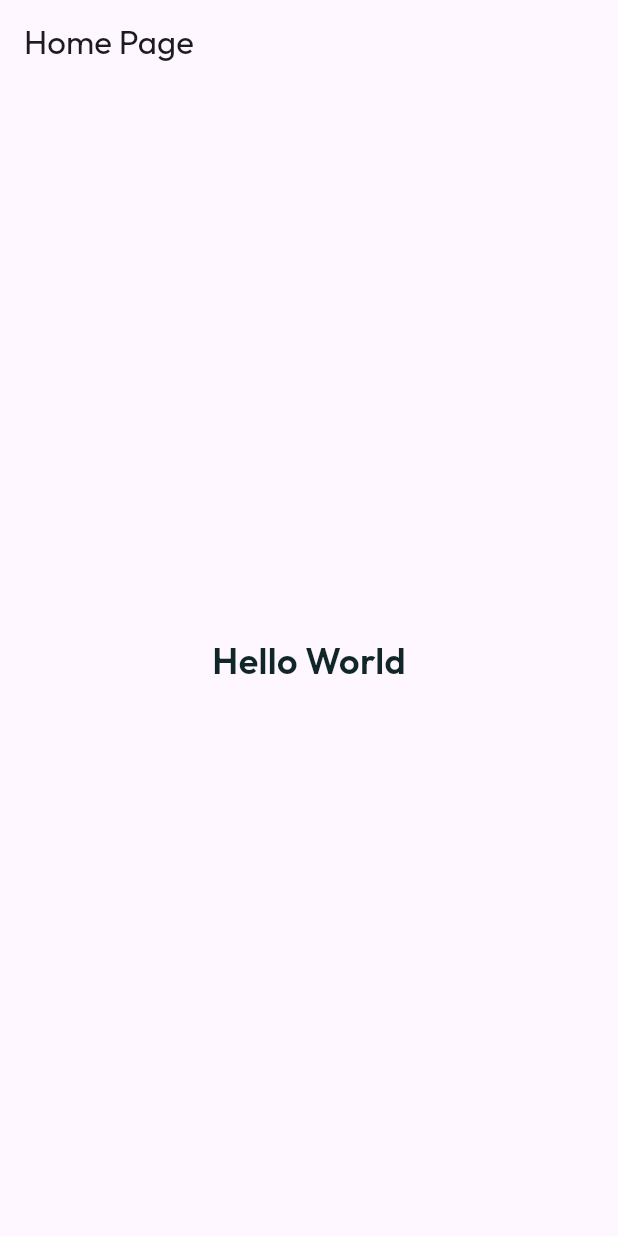
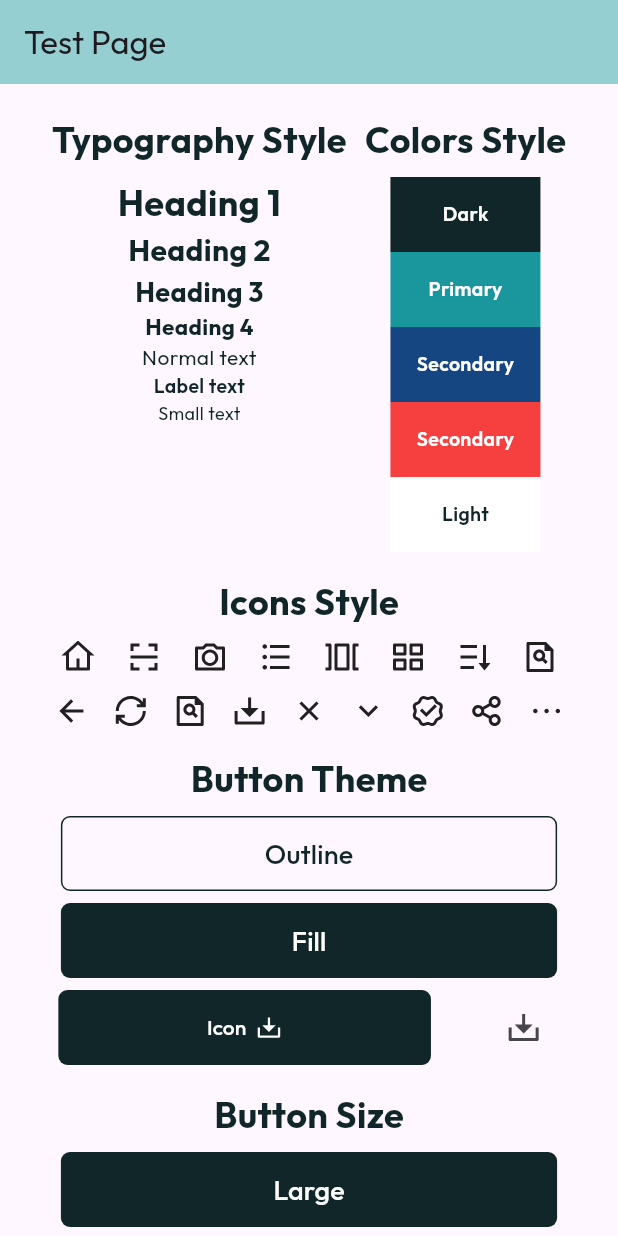
Before and after one commit to NexusphereCo/aiproof, a Flutter app: the screen it shows after launch, on a phone screen of 412 x 824 dp. Run offline on Flutter 3.47's test engine with Material 3 defaults, Android fonts, the phone set to English and light mode, and no system bars; drawn by our look-alikes of auto_size_text; our stand-ins replace flutter_screenutil, remixicon.

Commit message:
Refactor and Create Test Page

```diff
--- a/lib/main.dart
+++ b/lib/main.dart
@@ -1,5 +1,6 @@
-import 'package:ai_proof/modules/app.dart';
 import 'package:flutter/material.dart';
+
+import 'modules/app.dart';
 
 void main() {
   runApp(const MyApp());
--- a/lib/modules/app.dart
+++ b/lib/modules/app.dart
@@ -1,8 +1,8 @@
 import 'package:ai_proof/constants/theme.dart';
-import 'package:ai_proof/modules/auth/screens/homepage.dart';
+import 'package:ai_proof/modules/auth/index.dart';
 import 'package:ai_proof/utils/routes.dart';
-
 import 'package:flutter/material.dart';
+import 'package:flutter_screenutil/flutter_screenutil.dart';
 
 class MyApp extends StatefulWidget {
   const MyApp({super.key});
@@ -14,12 +14,15 @@ class MyApp extends StatefulWidget {
 class _MyAppState extends State<MyApp> {
   @override
   Widget build(BuildContext context) {
-    return MaterialApp(
-      title: 'eBayan',
-      theme: APTheme.data(),
-      routes: Routes.routes,
-      home: const HomePage(),
-      debugShowCheckedModeBanner: false,
+    return ScreenUtilInit(
+      designSize: const Size(375, 812),
+      builder: (context, child) => MaterialApp(
+        title: 'AI.Proof',
+        theme: APTheme.data(),
+        routes: Routes.routes,
+        home: TestPage(),
+        debugShowCheckedModeBanner: false,
+      ),
     );
   }
 }
--- a/lib/modules/auth/index.dart
+++ b/lib/modules/auth/index.dart
@@ -0,0 +1 @@
+export 'package:ai_proof/modules/auth/screens/TestPage/index.dart';
--- /dev/null
+++ b/lib/modules/auth/screens/TestPage/index.dart
@@ -0,0 +1,44 @@
+import 'package:ai_proof/constants/colors.dart';
+import 'package:ai_proof/constants/sizes.dart';
+import 'package:ai_proof/modules/auth/screens/TestPage/widgets/colorStyle.dart';
+import 'package:ai_proof/modules/auth/screens/TestPage/widgets/iconStyle.dart';
+import 'package:ai_proof/modules/auth/screens/TestPage/widgets/typographyStyle.dart';
+import 'package:ai_proof/modules/auth/screens/TestPage/widgets/buttonStyle.dart';
+import 'package:flutter/material.dart';
+
+class TestPage extends StatelessWidget {
+  @override
+  Widget build(BuildContext context) {
+    return Scaffold(
+      appBar: AppBar(
+        title: const Text('Test Page'),
+        backgroundColor: APColor.primary[200],
+      ),
+      body: Expanded(
+        flex: 1,
+        child: ListView(
+          padding: const EdgeInsets.symmetric(horizontal: Global.paddingBody, vertical: Global.paddingBody),
+          children: const [
+            Column(
+              children: [
+                Row(
+                  mainAxisAlignment: MainAxisAlignment.center,
+                  crossAxisAlignment: CrossAxisAlignment.start,
+                  children: [
+                    TypographyStyle(),
+                    SizedBox(width: Spacing.md),
+                    ColorStyle(),
+                  ],
+                ),
+                SizedBox(height: Spacing.lg),
+                IconStyle(),
+                SizedBox(height: Spacing.lg),
+                MyButtonStyle(),
+              ],
+            ),
+          ],
+        ),
+      ),
+    );
+  }
+}
--- /dev/null
+++ b/lib/modules/auth/screens/TestPage/widgets/buttonStyle.dart
@@ -0,0 +1,85 @@
+import 'package:ai_proof/constants/colors.dart';
+import 'package:ai_proof/constants/sizes.dart';
+import 'package:ai_proof/constants/typography_test.dart';
+import 'package:ai_proof/widgets/components/buttons.dart';
+import 'package:flutter/material.dart';
+import 'package:remixicon/remixicon.dart';
+
+class MyButtonStyle extends StatelessWidget {
+  const MyButtonStyle({super.key});
+
+  @override
+  Widget build(BuildContext context) {
+    return Column(
+      children: [
+        Column(
+          mainAxisAlignment: MainAxisAlignment.start,
+          crossAxisAlignment: CrossAxisAlignment.center,
+          children: [
+            const h1(text: "Button Theme"),
+            const SizedBox(height: Spacing.sm),
+            APButton(
+              text: "Outline",
+              theme: APButtonTheme.darkOutlined,
+              size: APButtonSize.lg,
+              onPressed: () {},
+            ),
+            const SizedBox(height: Spacing.sm),
+            APButton(
+              text: "Fill",
+              theme: APButtonTheme.dark,
+              size: APButtonSize.lg,
+              onPressed: () {},
+            ),
+            const SizedBox(height: Spacing.sm),
+            Row(
+              mainAxisAlignment: MainAxisAlignment.spaceAround,
+              children: [
+                APButton(
+                  text: "Icon",
+                  theme: APButtonTheme.dark,
+                  icon: Icon(
+                    Remix.download_2_line,
+                    color: APColor.light,
+                    size: APFontSize.h3,
+                  ),
+                  onPressed: () {},
+                ),
+                IconButton(onPressed: () {}, icon: const Icon(Remix.download_2_line)),
+              ],
+            ),
+          ],
+        ),
+        const SizedBox(height: Spacing.lg),
+        Column(
+          mainAxisAlignment: MainAxisAlignment.start,
+          crossAxisAlignment: CrossAxisAlignment.center,
+          children: [
+            const h1(text: "Button Size"),
+            const SizedBox(height: Spacing.sm),
+            APButton(
+              text: "Large",
+              theme: APButtonTheme.dark,
+              onPressed: () {},
+              size: APButtonSize.lg,
+            ),
+            const SizedBox(height: Spacing.sm),
+            APButton(
+              text: "Medium",
+              theme: APButtonTheme.dark,
+              onPressed: () {},
+              size: APButtonSize.md,
+            ),
+            const SizedBox(height: Spacing.sm),
+            APButton(
+              text: "Small",
+              theme: APButtonTheme.dark,
+              onPressed: () {},
+              size: APButtonSize.sm,
+            ),
+          ],
+        ),
+      ],
+    );
+  }
+}
--- /dev/null
+++ b/lib/modules/auth/screens/TestPage/widgets/colorStyle.dart
@@ -0,0 +1,73 @@
+import 'package:ai_proof/constants/colors.dart';
+import 'package:ai_proof/constants/sizes.dart';
+import 'package:ai_proof/constants/typography_test.dart';
+import 'package:flutter/material.dart';
+
+class ColorStyle extends StatelessWidget {
+  const ColorStyle({super.key});
+
+  @override
+  Widget build(BuildContext context) {
+    return Column(
+      children: [
+        const h1(text: "Colors Style"),
+        const SizedBox(height: Spacing.sm),
+        Container(
+          width: 100.0,
+          height: 50.0,
+          color: APColor.dark,
+          child: Center(
+            child: label(
+              text: "Dark",
+              color: APColor.light,
+            ),
+          ),
+        ),
+        Container(
+          width: 100.0,
+          height: 50.0,
+          color: APColor.primary,
+          child: Center(
+            child: label(
+              text: "Primary",
+              color: APColor.light,
+            ),
+          ),
+        ),
+        Container(
+          width: 100.0,
+          height: 50.0,
+          color: APColor.secondary,
+          child: Center(
+            child: label(
+              text: "Secondary",
+              color: APColor.light,
+            ),
+          ),
+        ),
+        Container(
+          width: 100.0,
+          height: 50.0,
+          color: APColor.red,
+          child: Center(
+            child: label(
+              text: "Secondary",
+              color: APColor.light,
+            ),
+          ),
+        ),
+        Container(
+          width: 100.0,
+          height: 50.0,
+          color: APColor.light,
+          child: Center(
+            child: label(
+              text: "Light",
+              color: APColor.dark,
+            ),
+          ),
+        ),
+      ],
+    );
+  }
+}
--- /dev/null
+++ b/lib/modules/auth/screens/TestPage/widgets/iconStyle.dart
@@ -0,0 +1,46 @@
+import 'package:ai_proof/constants/sizes.dart';
+import 'package:ai_proof/constants/typography_test.dart';
+import 'package:flutter/material.dart';
+import 'package:remixicon/remixicon.dart';
+
+class IconStyle extends StatelessWidget {
+  const IconStyle({super.key});
+
+  @override
+  Widget build(BuildContext context) {
+    return const Column(
+      children: [
+        h1(text: "Icons Style"),
+        SizedBox(height: Spacing.sm),
+        Row(
+          mainAxisAlignment: MainAxisAlignment.spaceEvenly,
+          children: [
+            Icon(Remix.home_4_line),
+            Icon(Remix.qr_scan_2_line),
+            Icon(Remix.camera_line),
+            Icon(Remix.list_unordered),
+            Icon(Remix.carousel_view),
+            Icon(Remix.gallery_view_2),
+            Icon(Remix.sort_desc),
+            Icon(Remix.file_search_line),
+          ],
+        ),
+        SizedBox(height: Spacing.md),
+        Row(
+          mainAxisAlignment: MainAxisAlignment.spaceEvenly,
+          children: [
+            Icon(Remix.arrow_left_line),
+            Icon(Remix.loop_right_line),
+            Icon(Remix.file_search_line),
+            Icon(Remix.download_2_line),
+            Icon(Remix.close_line),
+            Icon(Remix.arrow_down_s_line),
+            Icon(Remix.verified_badge_line),
+            Icon(Remix.share_line),
+            Icon(Remix.more_line),
+          ],
+        ),
+      ],
+    );
+  }
+}
--- /dev/null
+++ b/lib/modules/auth/screens/TestPage/widgets/typographyStyle.dart
@@ -0,0 +1,26 @@
+import 'package:ai_proof/constants/sizes.dart';
+import 'package:ai_proof/constants/typography_test.dart';
+import 'package:flutter/material.dart';
+
+class TypographyStyle extends StatelessWidget {
+  const TypographyStyle({super.key});
+
+  @override
+  Widget build(BuildContext context) {
+    return const Column(
+      mainAxisAlignment: MainAxisAlignment.start,
+      crossAxisAlignment: CrossAxisAlignment.center,
+      children: [
+        h1(text: "Typography Style"),
+        SizedBox(height: Spacing.sm),
+        h1(text: "Heading 1"),
+        h2(text: "Heading 2"),
+        h3(text: "Heading 3"),
+        h4(text: "Heading 4"),
+        text(text: "Normal text"),
+        label(text: "Label text"),
+        small(text: "Small text"),
+      ],
+    );
+  }
+}
--- a/lib/modules/auth/screens/homepage.dart
+++ /dev/null
@@ -1,19 +0,0 @@
-import 'package:ai_proof/constants/colors.dart';
-import 'package:ai_proof/constants/typography.dart';
-import 'package:flutter/material.dart';
-
-class HomePage extends StatelessWidget {
-  const HomePage({super.key});
-
-  @override
-  Widget build(BuildContext context) {
-    return Scaffold(
-      appBar: AppBar(
-        title: const Text('Home Page'),
-      ),
-      body: Center(
-        child: APTypography.h1(text: "Hello World", color: APColor.dark[400], fontWeight: APFontWeight.bold),
-      ),
-    );
-  }
-}
--- a/lib/utils/routes.dart
+++ b/lib/utils/routes.dart
@@ -1,4 +1,4 @@
-import 'package:ai_proof/modules/auth/screens/homepage.dart';
+import 'package:ai_proof/modules/auth/screens/TestPage/index.dart';
 import 'package:flutter/material.dart';
 
 class Routes {
@@ -9,12 +9,12 @@ class Routes {
 
   // Map that associates route names with their corresponding screen widgets.
   static final Map<String, Widget Function()> routesMap = {
-    homepage: () => const HomePage(),
+    homepage: () => TestPage(),
   };
 
   // Map that associates route names with their corresponding builder functions.
   static final routes = <String, WidgetBuilder>{
-    homepage: (BuildContext context) => const HomePage(),
+    homepage: (BuildContext context) => TestPage(),
   };
 }
 
--- /dev/null
+++ b/lib/widgets/components/buttons.dart
@@ -0,0 +1,199 @@
+import 'package:ai_proof/constants/colors.dart';
+import 'package:ai_proof/constants/sizes.dart';
+import 'package:ai_proof/constants/typography.dart';
+import 'package:flutter/material.dart';
+import 'package:remixicon/remixicon.dart';
+
+enum APButtonTheme {
+  primary,
+  primaryOutlined,
+  secondary,
+  secondaryOutlined,
+  warning,
+  warningOutlined,
+  danger,
+  dangerOutlined,
+  light,
+  lightOutlined,
+  dark,
+  darkOutlined,
+}
+
+enum APButtonSize {
+  lg,
+  md,
+  sm,
+}
+
+class APBackButton extends StatelessWidget {
+  const APBackButton({super.key});
+
+  @override
+  Widget build(BuildContext context) {
+    return Row(
+      children: [
+        IconButton(
+          color: APColor.primary,
+          onPressed: () {
+            Navigator.of(context).pop();
+          },
+          icon: const Icon(Remix.arrow_left_line),
+        ),
+      ],
+    );
+  }
+}
+
+class APButton extends StatelessWidget {
+  final String text;
+  final APButtonTheme theme;
+  final VoidCallback onPressed;
+
+  final Icon? icon;
+  final APButtonSize? size;
+  final bool? disabled;
+
+  // Array of themes in their categories
+  final defaultThemes = {
+    APButtonTheme.primary,
+    APButtonTheme.secondary,
+    APButtonTheme.danger,
+    APButtonTheme.light,
+    APButtonTheme.dark,
+  };
+  final outlineThemes = {
+    APButtonTheme.primaryOutlined,
+    APButtonTheme.secondaryOutlined,
+    APButtonTheme.dangerOutlined,
+    APButtonTheme.lightOutlined,
+    APButtonTheme.darkOutlined,
+  };
+
+  // styling
+  final double _borderRadius = APBorderRadius.sm;
+
+  APButton({
+    super.key,
+    required this.onPressed,
+    required this.text,
+    required this.theme,
+    this.icon,
+    this.size,
+    this.disabled,
+  });
+
+  @override
+  Widget build(BuildContext context) {
+    ButtonStyleButton button;
+    double height = 50.0;
+    double width;
+
+    // if the size is specified
+    switch (size ?? APButtonSize.md) {
+      case APButtonSize.sm:
+        width = MediaQuery.of(context).size.width * 0.4 - Global.paddingBody * 2;
+        break;
+      case APButtonSize.md:
+        width = MediaQuery.of(context).size.width * 0.70 - Global.paddingBody * 2;
+        break;
+      case APButtonSize.lg:
+        width = MediaQuery.of(context).size.width * 0.90 - Global.paddingBody * 2;
+        break;
+    }
+
+    final btnFixedSize = Size(width, height);
+    final btnShape = RoundedRectangleBorder(borderRadius: BorderRadius.circular(_borderRadius));
+    const textIconSpacing = 6.0;
+
+    // regular button
+    if (defaultThemes.contains(theme)) {
+      // apply the default styles
+      button = ElevatedButton(
+        onPressed: !(disabled ?? false) ? onPressed : null,
+        style: ElevatedButton.styleFrom(
+          shape: btnShape,
+          fixedSize: btnFixedSize,
+          elevation: 0,
+          backgroundColor: _setColor(theme),
+          disabledBackgroundColor: _setColor(theme).withOpacity(0.5),
+        ),
+        child: Wrap(
+          crossAxisAlignment: WrapCrossAlignment.center,
+          spacing: textIconSpacing,
+          children: [
+            switch (size ?? APButtonSize.md) {
+              APButtonSize.sm => APTypography.small(
+                  text: text,
+                  color: APColor.light,
+                ),
+              APButtonSize.md => APTypography.text(
+                  text: text,
+                  color: APColor.light,
+                ),
+              APButtonSize.lg => APTypography.h3(
+                  text: text,
+                  color: APColor.light,
+                  fontWeight: APFontWeight.regular,
+                ),
+            },
+            if (icon != null) Container(child: icon),
+          ],
+        ),
+      );
+    }
+    // outlined button
+    else {
+      // apply the outline button styles
+      button = OutlinedButton(
+        onPressed: !(disabled ?? false) ? onPressed : null,
+        style: OutlinedButton.styleFrom(
+          side: BorderSide(color: _setColor(theme)),
+          shape: btnShape,
+          foregroundColor: _setColor(theme),
+          backgroundColor: Colors.transparent,
+          disabledBackgroundColor: _setColor(theme).withOpacity(0.5),
+          fixedSize: btnFixedSize,
+          elevation: 0,
+        ),
+        child: Wrap(
+          crossAxisAlignment: WrapCrossAlignment.center,
+          spacing: textIconSpacing,
+          children: [
+            switch (size ?? APButtonSize.md) {
+              APButtonSize.sm => APTypography.small(
+                  text: text,
+                  color: _setColor(theme),
+                ),
+              APButtonSize.md => APTypography.text(
+                  text: text,
+                  color: _setColor(theme),
+                ),
+              APButtonSize.lg => APTypography.h3(
+                  text: text,
+                  color: _setColor(theme),
+                  fontWeight: APFontWeight.regular,
+                ),
+            },
+            if (icon != null) Container(child: icon),
+          ],
+        ),
+      );
+    }
+    return button;
+  }
+
+  Color _setColor(APButtonTheme theme) {
+    switch (theme) {
+      case APButtonTheme.primary || APButtonTheme.primaryOutlined:
+        return APColor.primary;
+      case APButtonTheme.dark || APButtonTheme.darkOutlined:
+        return APColor.dark;
+      case APButtonTheme.light || APButtonTheme.lightOutlined:
+        return APColor.light;
+      case APButtonTheme.danger || APButtonTheme.dangerOutlined:
+        return APColor.red;
+      default:
+        return APColor.dark;
+    }
+  }
+}
--- a/pubspec.yaml
+++ b/pubspec.yaml
@@ -47,6 +47,7 @@ dependencies:
   sqflite: ^2.3.2
   auto_size_text: ^3.0.0
   flutter_bloc: ^8.0.0
+  flutter_screenutil: ^5.9.0
 
 flutter_native_splash:
   image: assets/imgs/logo.png
```
